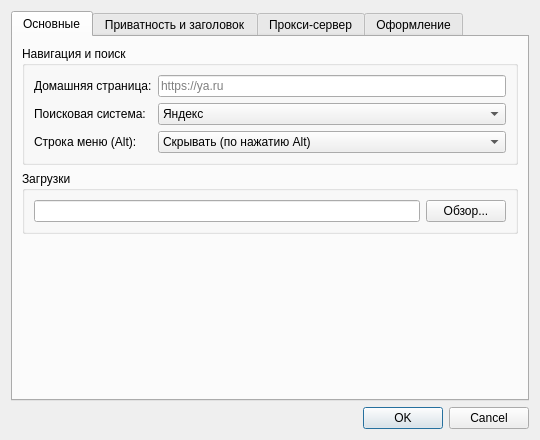
Above: ui/settings.ui from ospab/surf before the change. Below: the same form after it.
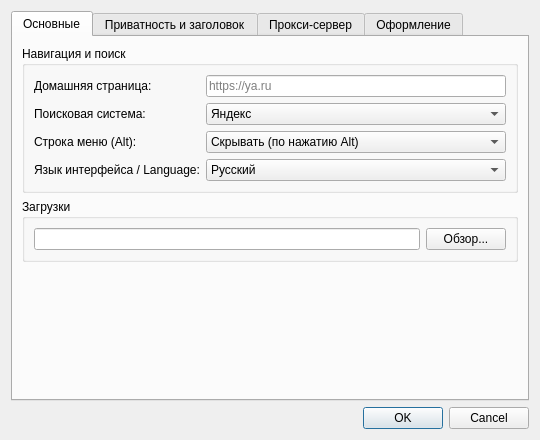
That is the form after the change.

```diff
--- a/ui/settings.ui
+++ b/ui/settings.ui
@@ -91,6 +91,27 @@
             </item>
            </widget>
           </item>
+          <item row="3" column="0">
+           <widget class="QLabel" name="langLabel">
+            <property name="text">
+             <string>Язык интерфейса / Language:</string>
+            </property>
+           </widget>
+          </item>
+          <item row="3" column="1">
+           <widget class="QComboBox" name="langCombo">
+            <item>
+             <property name="text">
+              <string>Русский</string>
+             </property>
+            </item>
+            <item>
+             <property name="text">
+              <string>English</string>
+             </property>
+            </item>
+           </widget>
+          </item>
          </layout>
         </widget>
        </item>
```
